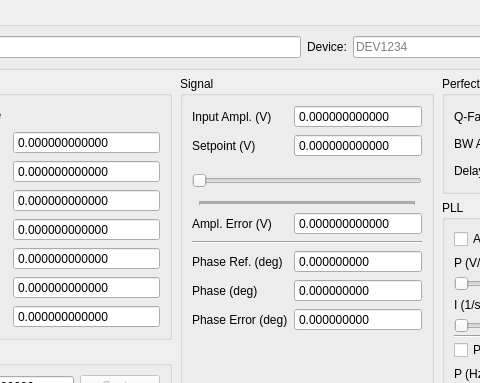
First picture: the form in mfli_oscillation_control_v0.ui, repository S73f4n/zhinstafm, before the edit; both pictures show x 160 to 640 and y 0 to 383 of the 1071 by 650 pixel window.
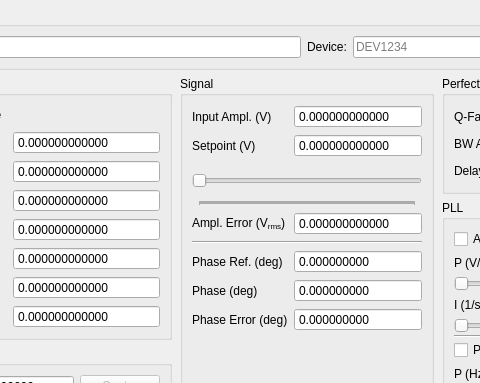
Second picture: the form after the edit. Custom widgets are drawn as their Qt base class.

```diff
--- a/mfli_oscillation_control_v0.ui
+++ b/mfli_oscillation_control_v0.ui
@@ -564,7 +564,7 @@
          <item row="3" column="0">
           <widget class="QLabel" name="ampErrorTitle">
            <property name="text">
-            <string>Ampl. Error (V)</string>
+            <string>&lt;html&gt;&lt;head/&gt;&lt;body&gt;&lt;p&gt;Ampl. Error (V&lt;span style=&quot; vertical-align:sub;&quot;&gt;rms&lt;/span&gt;)&lt;/p&gt;&lt;/body&gt;&lt;/html&gt;</string>
            </property>
           </widget>
          </item>
```
